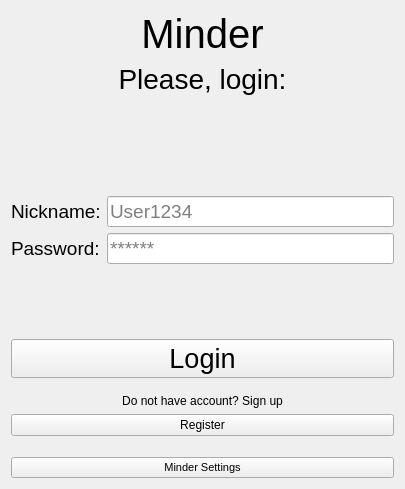
Before: the Qt Designer form client/MinderClient/libs/AuthorizationWindow/ui/AuthorizationWindow.ui in LDK28/Minder, drawn with Qt 5.
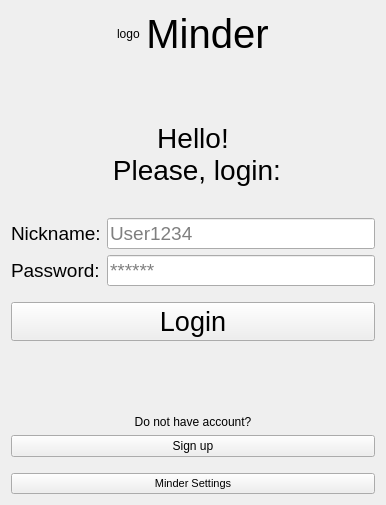
After: the same form once the commit is applied.

The edit to the form file:
```diff
--- a/client/MinderClient/libs/AuthorizationWindow/ui/AuthorizationWindow.ui
+++ b/client/MinderClient/libs/AuthorizationWindow/ui/AuthorizationWindow.ui
@@ -2,19 +2,56 @@
 <ui version="4.0">
  <class>AuthorizationWindow</class>
  <widget class="QWidget" name="AuthorizationWindow">
+  <property name="enabled">
+   <bool>true</bool>
+  </property>
   <property name="geometry">
    <rect>
     <x>0</x>
     <y>0</y>
-    <width>405</width>
-    <height>489</height>
+    <width>386</width>
+    <height>505</height>
    </rect>
   </property>
+  <property name="sizePolicy">
+   <sizepolicy hsizetype="Expanding" vsizetype="Expanding">
+    <horstretch>0</horstretch>
+    <verstretch>0</verstretch>
+   </sizepolicy>
+  </property>
+  <property name="maximumSize">
+   <size>
+    <width>500</width>
+    <height>650</height>
+   </size>
+  </property>
   <property name="windowTitle">
    <string>Form</string>
   </property>
   <layout class="QVBoxLayout" name="verticalLayout_3">
    <item>
+    <layout class="QHBoxLayout" name="horizontalLayout">
+     <item>
+      <spacer name="horizontalSpacer">
+       <property name="orientation">
+        <enum>Qt::Horizontal</enum>
+       </property>
+       <property name="sizeHint" stdset="0">
+        <size>
+         <width>40</width>
+         <height>20</height>
+        </size>
+       </property>
+      </spacer>
+     </item>
+     <item>
+      <widget class="QLabel" name="labelMinderLogo">
+       <property name="text">
+        <string>logo</string>
+       </property>
+      </widget>
+     </item>
+     <item>
     <widget class="QLabel" name="labelMinder">
      <property name="font">
       <font>
@@ -30,22 +67,19 @@
     </widget>
    </item>
    <item>
-    <widget class="QLabel" name="labelTitle">
-     <property name="font">
-      <font>
-       <pointsize>21</pointsize>
-      </font>
-     </property>
-     <property name="text">
-      <string>Please, login:</string>
-     </property>
-     <property name="alignment">
-      <set>Qt::AlignCenter</set>
-     </property>
-     <property name="margin">
-      <number>8</number>
-     </property>
-    </widget>
+      <spacer name="horizontalSpacer_2">
+       <property name="orientation">
+        <enum>Qt::Horizontal</enum>
+       </property>
+       <property name="sizeHint" stdset="0">
+        <size>
+         <width>40</width>
+         <height>20</height>
+        </size>
+       </property>
+      </spacer>
+     </item>
+    </layout>
    </item>
    <item>
     <spacer name="verticalSpacer">
@@ -58,11 +92,30 @@
      <property name="sizeHint" stdset="0">
       <size>
        <width>5</width>
-       <height>50</height>
+       <height>40</height>
       </size>
      </property>
     </spacer>
    </item>
+   <item>
+    <widget class="QLabel" name="labelTitle">
+     <property name="font">
+      <font>
+       <pointsize>21</pointsize>
+      </font>
+     </property>
+     <property name="text">
+      <string>Hello!
+ Please, login:</string>
+     </property>
+     <property name="alignment">
+      <set>Qt::AlignCenter</set>
+     </property>
+     <property name="margin">
+      <number>8</number>
+     </property>
+    </widget>
+   </item>
    <item>
     <layout class="QVBoxLayout" name="verticalLayout_2">
      <item>
@@ -103,6 +156,12 @@
        </item>
        <item row="0" column="1">
         <widget class="QLineEdit" name="lineNickname">
+         <property name="sizePolicy">
+          <sizepolicy hsizetype="Preferred" vsizetype="Fixed">
+           <horstretch>0</horstretch>
+           <verstretch>0</verstretch>
+          </sizepolicy>
+         </property>
          <property name="font">
           <font>
            <pointsize>14</pointsize>
@@ -133,6 +192,12 @@
        </item>
        <item row="1" column="1">
         <widget class="QLineEdit" name="linePassword">
+         <property name="sizePolicy">
+          <sizepolicy hsizetype="Preferred" vsizetype="Fixed">
+           <horstretch>0</horstretch>
+           <verstretch>0</verstretch>
+          </sizepolicy>
+         </property>
          <property name="font">
           <font>
            <pointsize>14</pointsize>
@@ -151,23 +216,22 @@
        </item>
       </layout>
      </item>
-    </layout>
-   </item>
    <item>
-    <spacer name="verticalSpacer_2">
+      <spacer name="verticalSpacer_5">
      <property name="orientation">
       <enum>Qt::Vertical</enum>
      </property>
+       <property name="sizeType">
+        <enum>QSizePolicy::Minimum</enum>
+       </property>
      <property name="sizeHint" stdset="0">
       <size>
-       <width>20</width>
-       <height>40</height>
+         <width>10</width>
+         <height>10</height>
       </size>
      </property>
     </spacer>
    </item>
-   <item>
-    <layout class="QVBoxLayout" name="verticalLayout">
      <item>
       <widget class="QPushButton" name="btnLogin">
        <property name="sizePolicy">
@@ -204,13 +268,33 @@
        </property>
       </widget>
      </item>
+    </layout>
+   </item>
+   <item>
+    <spacer name="verticalSpacer_2">
+     <property name="orientation">
+      <enum>Qt::Vertical</enum>
+     </property>
+     <property name="sizeType">
+      <enum>QSizePolicy::MinimumExpanding</enum>
+     </property>
+     <property name="sizeHint" stdset="0">
+      <size>
+       <width>20</width>
+       <height>40</height>
+      </size>
+     </property>
+    </spacer>
+   </item>
+   <item>
+    <layout class="QVBoxLayout" name="verticalLayout">
      <item>
       <spacer name="verticalSpacer_3">
        <property name="orientation">
         <enum>Qt::Vertical</enum>
        </property>
        <property name="sizeType">
-        <enum>QSizePolicy::Preferred</enum>
+        <enum>QSizePolicy::Minimum</enum>
        </property>
        <property name="sizeHint" stdset="0">
         <size>
@@ -221,9 +305,9 @@
       </spacer>
      </item>
      <item>
-      <widget class="QLabel" name="labelRegister">
+      <widget class="QLabel" name="labelActionHelp">
        <property name="text">
-        <string>Do not have account? Sign up</string>
+        <string>Do not have account?</string>
        </property>
        <property name="alignment">
         <set>Qt::AlignCenter</set>
@@ -236,7 +320,7 @@
         <cursorShape>PointingHandCursor</cursorShape>
        </property>
        <property name="text">
-        <string>Register</string>
+        <string>Sign up</string>
        </property>
       </widget>
      </item>
@@ -251,7 +335,7 @@
        <property name="sizeHint" stdset="0">
         <size>
          <width>10</width>
-         <height>15</height>
+         <height>10</height>
         </size>
        </property>
       </spacer>
@@ -263,6 +347,9 @@
          <pointsize>8</pointsize>
         </font>
        </property>
+       <property name="cursor">
+        <cursorShape>PointingHandCursor</cursorShape>
+       </property>
        <property name="text">
         <string>Minder Settings</string>
        </property>
```
Lines whose indentation alone changed are shown as unchanged.
